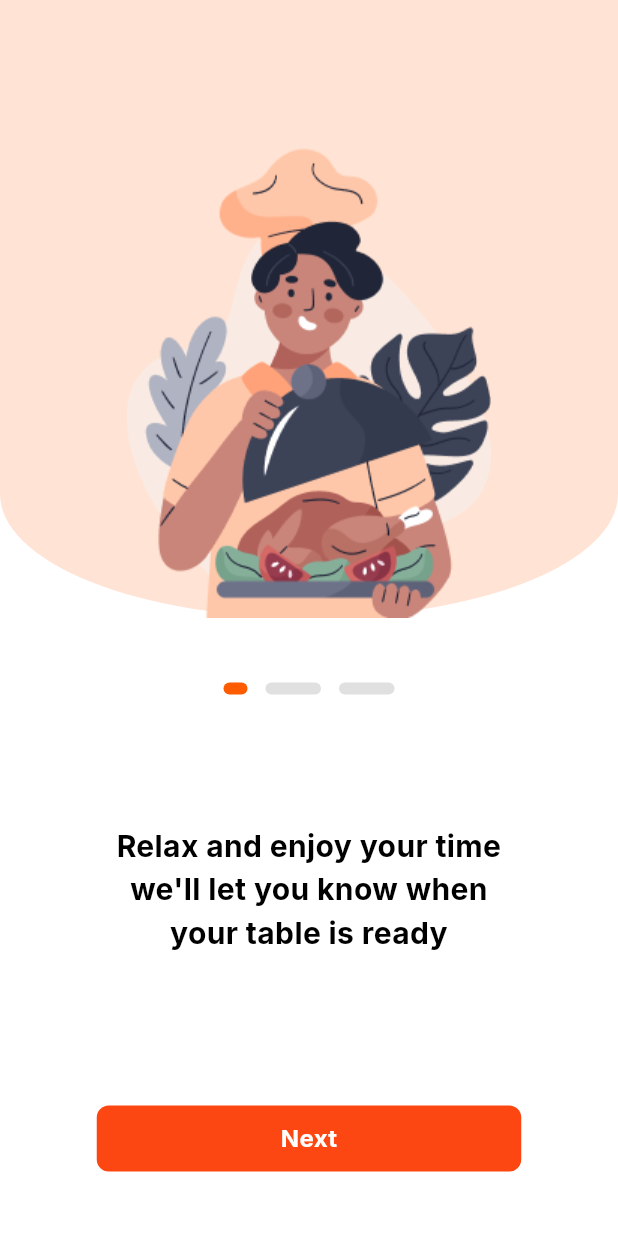
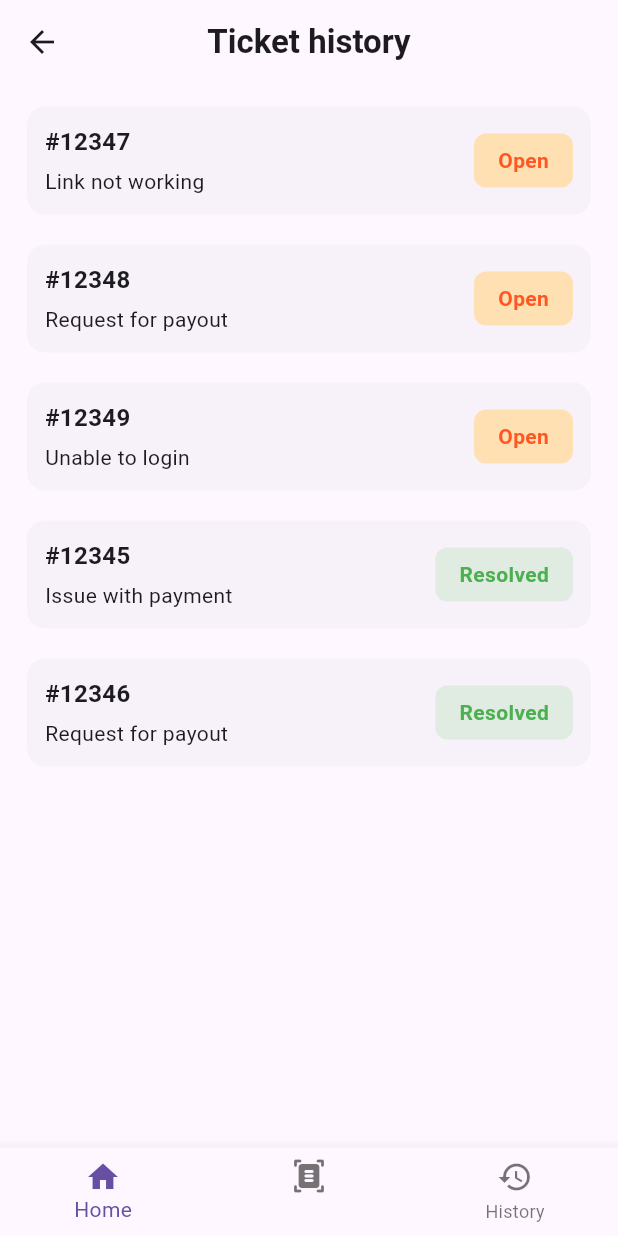
Before and after one commit to priyankanit/Restaurant_Pager_App, a Flutter app: the screen it shows after launch, on a phone screen of 412 x 824 dp. Run offline on Flutter 3.47's test engine with Material 3 defaults, Android fonts, the phone set to English and light mode, and no system bars; our stand-ins replace get, google_fonts.

Commit message:
Ticket History UI done

```diff
--- /dev/null
+++ b/lib/controllers/tickets/ticket_history_controller.dart
@@ -0,0 +1,19 @@
+import 'package:get/get.dart';
+import 'package:restuarant_pager_app/models/tickets/ticket_model.dart';
+
+class TicketHistoryController extends GetxController {
+  var tickets = <TicketModel>[].obs;
+
+  @override
+  void onInit() {
+    super.onInit();
+    // Fetch or generate your ticket data here
+    tickets.addAll([
+      TicketModel(id: "#12347", description: "Link not working", status: "Open"),
+      TicketModel(id: "#12348", description: "Request for payout", status: "Open"),
+      TicketModel(id: "#12349", description: "Unable to login", status: "Open"),
+      TicketModel(id: "#12345", description: "Issue with payment", status: "Resolved"),
+      TicketModel(id: "#12346", description: "Request for payout", status: "Resolved"),
+    ]);
+  }
+}
--- a/lib/main.dart
+++ b/lib/main.dart
@@ -1,5 +1,6 @@
 import 'package:flutter/material.dart';
 import 'package:get/get.dart';
+import 'package:restuarant_pager_app/views/tickets/ticket_history.dart';
 import 'views/onboarding/boarding_screen.dart';
 
 void main() {
@@ -10,7 +11,7 @@ class MyApp extends StatelessWidget {
   @override
   Widget build(BuildContext context) {
     return GetMaterialApp( // GetMaterialApp is needed for GetX
-      home: BoardingScreen(),
+      home: TicketHistoryPage(),
     );
   }
 }
--- /dev/null
+++ b/lib/models/tickets/ticket_model.dart
@@ -0,0 +1,11 @@
+class TicketModel {
+  final String id;
+  final String description;
+  final String status; // "Open" or "Resolved"
+
+  TicketModel({
+    required this.id,
+    required this.description,
+    required this.status,
+  });
+}
--- /dev/null
+++ b/lib/views/tickets/ticket_history.dart
@@ -0,0 +1,59 @@
+// views/ticket_history_page.dart
+import 'package:flutter/material.dart';
+import 'package:get/get.dart';
+import 'package:restuarant_pager_app/controllers/tickets/ticket_history_controller.dart';
+import 'package:restuarant_pager_app/widgets/ticket_history_card.dart';
+
+class TicketHistoryPage extends StatelessWidget {
+  final TicketHistoryController controller = Get.put(TicketHistoryController());
+
+  @override
+  Widget build(BuildContext context) {
+    return SafeArea(
+      child: Scaffold(
+        appBar: AppBar(
+          title: Text(
+            'Ticket history',
+            style: TextStyle(fontWeight: FontWeight.w700),
+          ),
+          centerTitle: true,
+          leading: IconButton(
+            icon: Icon(Icons.arrow_back),
+            onPressed: () => Get.back(),
+          ),
+        ),
+        body: Obx(() {
+          return ListView.builder(
+            itemCount: controller.tickets.length,
+            itemBuilder: (context, index) {
+              return Column(
+                children: [
+                  SizedBox(height: 10,),
+                  TicketItem(ticket: controller.tickets[index]),
+                ],
+              );
+            },
+          );
+        }),
+        bottomNavigationBar: BottomNavigationBar(
+          items: [
+            BottomNavigationBarItem(
+              icon: Icon(Icons.home),
+              label: 'Home',
+            ),
+            BottomNavigationBarItem(
+              icon: Icon(Icons.document_scanner_rounded),
+              label: "",
+            ),
+            BottomNavigationBarItem(
+              icon: Icon(Icons.history),
+              label: 'History',
+            ),
+          ],
+          currentIndex: 0, // Set the current index as per your app flow
+          onTap: (index) {},
+        ),
+      ),
+    );
+  }
+}
--- /dev/null
+++ b/lib/widgets/ticket_history_card.dart
@@ -0,0 +1,59 @@
+// views/widgets/ticket_item.dart
+import 'package:flutter/material.dart';
+import 'package:restuarant_pager_app/models/tickets/ticket_model.dart';
+
+class TicketItem extends StatelessWidget {
+  final TicketModel ticket;
+
+  const TicketItem({required this.ticket});
+
+  @override
+  Widget build(BuildContext context) {
+    return Card(
+      elevation: 0,
+      margin: const EdgeInsets.symmetric(vertical: 5.0, horizontal: 18.0),
+      child: Padding(
+        padding: const EdgeInsets.all(12.0), // Adjust padding for overall content
+        child: Row(
+          mainAxisAlignment: MainAxisAlignment.spaceBetween,
+          children: [
+            Column(
+              crossAxisAlignment: CrossAxisAlignment.start,
+              children: [
+                Text(
+                  '${ticket.id}',
+                  style: const TextStyle(
+                    fontWeight: FontWeight.bold,
+                    fontSize: 16.0, // Adjust font size for ticket ID
+                  ),
+                ),
+                const SizedBox(height: 5.0), // Space between ID and description
+                Text(
+                  ticket.description,
+                  style: const TextStyle(
+                    fontSize: 14.0, // Adjust font size for description
+                  ),
+                ),
+              ],
+            ),
+            Container(
+              padding: const EdgeInsets.symmetric(horizontal: 16.0, vertical: 8.0),
+              decoration: BoxDecoration(
+                color: ticket.status == "Open" ? Colors.orange.shade100 : Colors.green.shade100.withValues(alpha: 0.5),
+                borderRadius: BorderRadius.circular(8.0), // Adjust border radius for pill-like shape
+              ),
+              child: Text(
+                ticket.status,
+                style: TextStyle(
+                  color: ticket.status == "Open" ? Colors.deepOrange : Colors.green,
+                  fontWeight: FontWeight.bold,
+                  fontSize: 14.0, // Adjust font size for status text
+                ),
+              ),
+            ),
+          ],
+        ),
+      ),
+    );
+  }
+}
```
Also changed, not shown: pubspec.lock, 3 other files.
